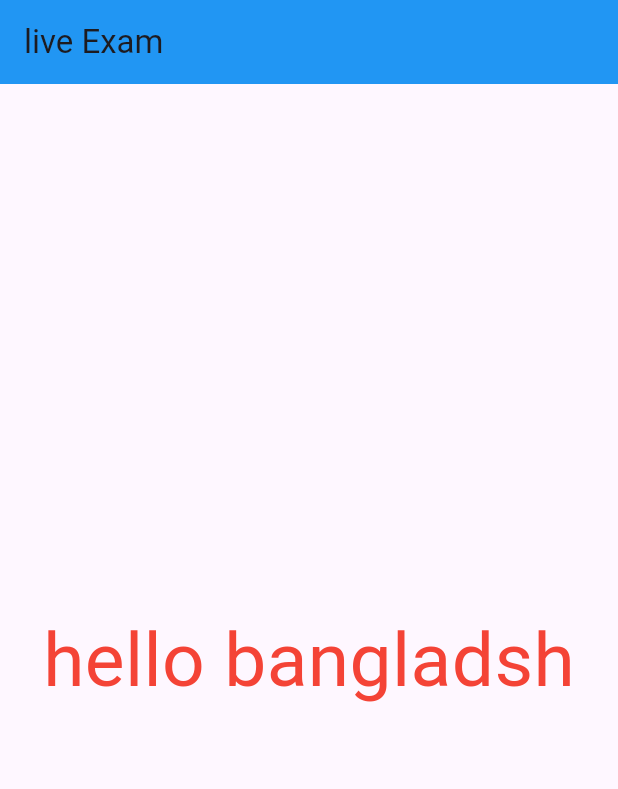
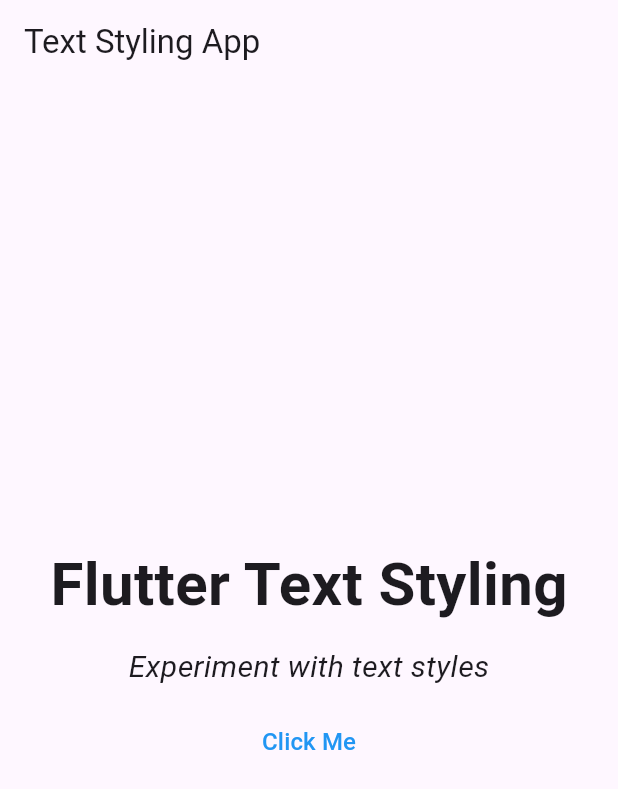
Before and after one commit to Jahidultr/live_project, a Flutter app: the screen it shows after launch, on a phone screen of 412 x 824 dp. Shown: the top 789 px of the screen. Run offline on Flutter 3.47's test engine with Material 3 defaults, Android fonts, the phone set to English and light mode, and no system bars.

Commit message:
live exam

```diff
--- a/lib/main.dart
+++ b/lib/main.dart
@@ -1,7 +1,7 @@
 import 'package:flutter/material.dart';
 
 void main() {
-  runApp(MyApp());
+  runApp(const MyApp());
 }
 
 class MyApp extends StatelessWidget {
@@ -10,19 +10,60 @@ class MyApp extends StatelessWidget {
   @override
   Widget build(BuildContext context) {
     return MaterialApp(
-      home: Scaffold(
-        appBar: AppBar(
-          title: Text('live Exam'),
-          backgroundColor: Colors.blue,
+      home: HomePage(),
+    );
+  }
+}
+
+class HomePage extends StatelessWidget {
+  const HomePage({super.key});
+
+  @override
+  Widget build(BuildContext context) {
+    return Scaffold(
+      appBar: AppBar(
+        title: Text('Text Styling App'),
+      ),
+      body: Center(
+        child: Column(
+          mainAxisAlignment: MainAxisAlignment.center,
+          children: <Widget>[
+            Text(
+              'Flutter Text Styling',
+              style: TextStyle(
+                fontWeight: FontWeight.bold,
+                fontSize: 40,
+              ),
+            ),
+            SizedBox(
+              height: 12.0,
+            ),
+            Text(
+              'Experiment with text styles',
+              style: TextStyle(fontSize: 20, fontStyle: FontStyle.italic),
+            ),
+            SizedBox(
+              height: 10,
+            ),
+            SizedBox(
+              height: 1,
+            ),
+            TextButton(
+              onPressed: () {
+                ScaffoldMessenger.of(context).showSnackBar(
+                  SnackBar(
+                      content: Text(
+                    'You clicked the button!',
+                  )),
+                );
+              },
+              child: const Text(
+                'Click Me',
+                style: TextStyle(color: Colors.blue, fontSize: 16),
+              ),
+            ),
+          ],
         ),
-        body: Center(
-            child: Text(
-          'hello bangladsh',
-          style: TextStyle(
-            fontSize: 50,
-            color: Colors.red,
-          ),
-        )),
       ),
     );
   }
```
